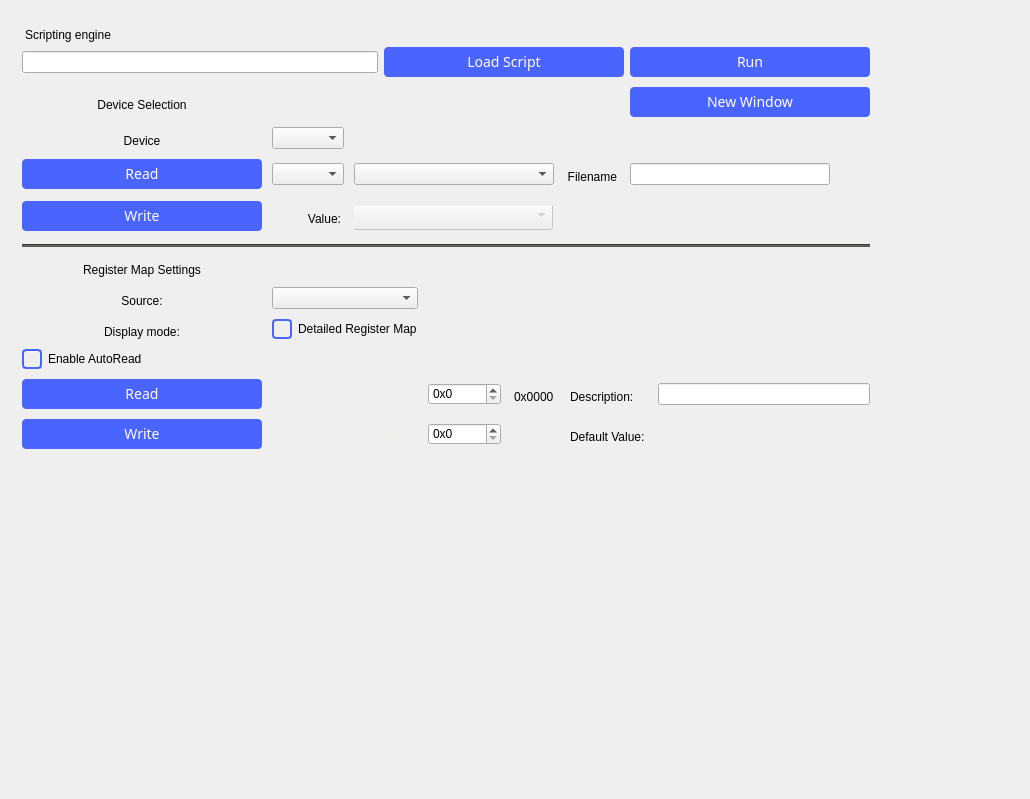
Above: ui/debugger.ui from analogdevicesinc/scopy before the change. Below: the same form after it.
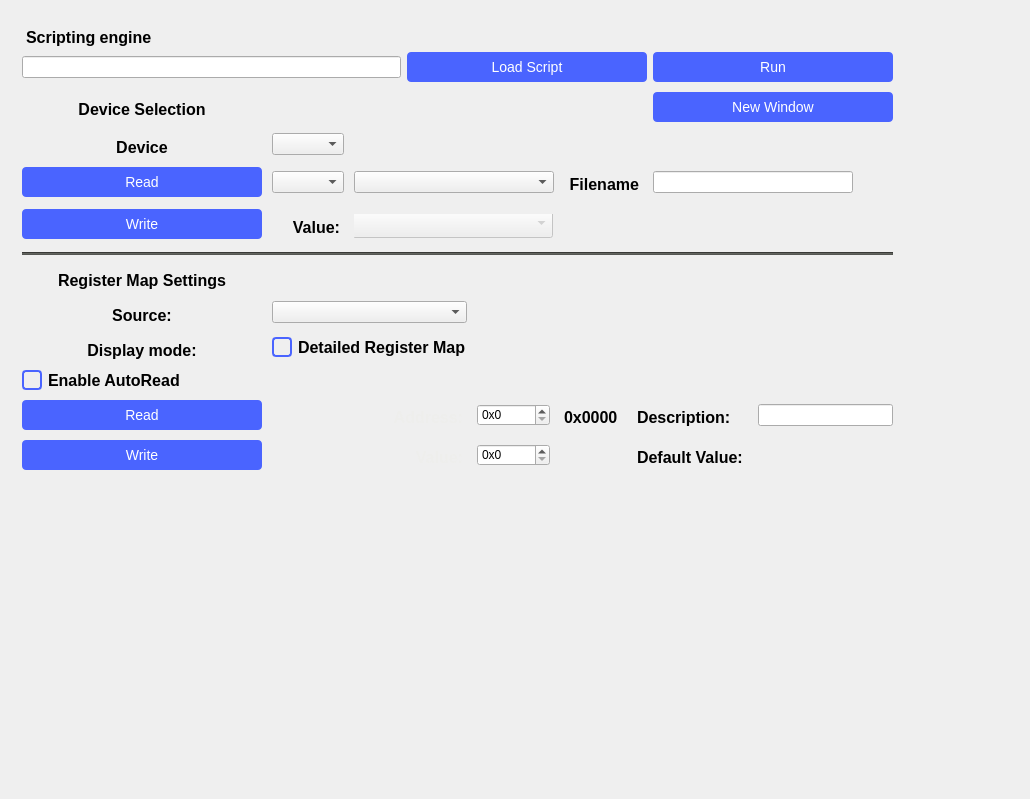
That is the form after the change. Custom widgets are drawn as their Qt base class.

Commit message: App: deleted all fonts from stylesheets and source files and set application font to Open Sans

Patch:
```diff
--- a/ui/debugger.ui
+++ b/ui/debugger.ui
@@ -44,7 +44,7 @@
   background-color: #4a64ff;
   border-radius: 4px;
 
-  font-family: ArialMT;
+  
   font-size: 14px;
   font-weight: normal;
   font-style: normal;
@@ -74,13 +74,13 @@
 }
 
 QCheckBox{
-font: bold 16px &quot;monospace&quot;;
+font: bold 16px ;
 }
 
 QLabel {
 margin-top: 6px;
 background-color: transparent;
-font: bold 16px &quot;monospace&quot;;
+font: bold 16px ;
 }
 
 QScrollBar:horizontal {
```
The commit also changes 42 other files.
